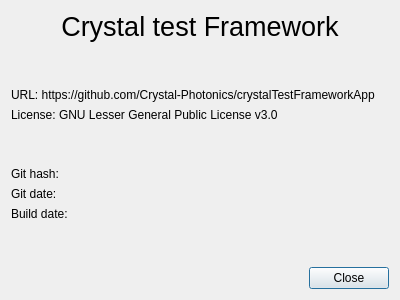
Before: the Qt Designer form src/Windows/infowindow.ui in Crystal-Photonics/crystalTestFrameworkApp, drawn with Qt 5.
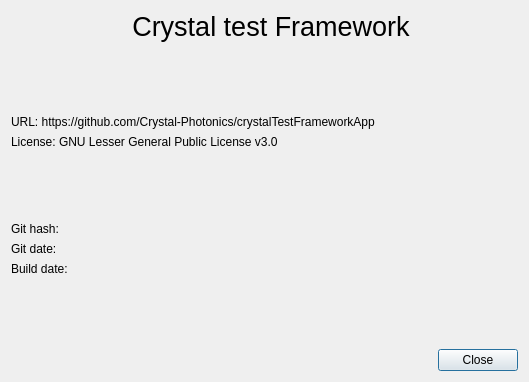
After: the same form once the commit is applied. Icons and pictures are not drawn.

Diff of the .ui file:
```diff
--- a/src/Windows/infowindow.ui
+++ b/src/Windows/infowindow.ui
@@ -6,8 +6,8 @@
    <rect>
     <x>0</x>
     <y>0</y>
-    <width>400</width>
-    <height>300</height>
+    <width>529</width>
+    <height>382</height>
    </rect>
   </property>
   <property name="windowTitle">
@@ -15,6 +15,31 @@
   </property>
   <layout class="QVBoxLayout" name="verticalLayout">
    <item>
+    <layout class="QHBoxLayout" name="horizontalLayout">
+     <item>
+      <spacer name="horizontalSpacer">
+       <property name="orientation">
+        <enum>Qt::Horizontal</enum>
+       </property>
+       <property name="sizeHint" stdset="0">
+        <size>
+         <width>40</width>
+         <height>20</height>
+        </size>
+       </property>
+      </spacer>
+     </item>
+     <item>
+      <widget class="QLabel" name="label_4">
+       <property name="text">
+        <string/>
+       </property>
+       <property name="pixmap">
+        <pixmap resource="../../resources.qrc">:/src/icons/app_icon_128.ico</pixmap>
+       </property>
+      </widget>
+     </item>
+     <item>
     <widget class="QLabel" name="label">
      <property name="font">
       <font>
@@ -30,6 +55,21 @@
     </widget>
    </item>
    <item>
+      <spacer name="horizontalSpacer_2">
+       <property name="orientation">
+        <enum>Qt::Horizontal</enum>
+       </property>
+       <property name="sizeHint" stdset="0">
+        <size>
+         <width>40</width>
+         <height>20</height>
+        </size>
+       </property>
+      </spacer>
+     </item>
+    </layout>
+   </item>
+   <item>
     <spacer name="verticalSpacer_3">
      <property name="orientation">
       <enum>Qt::Vertical</enum>
```
Left out of the diff: 4 changed lines with no effect on the pictures. Lines whose indentation alone changed are shown as unchanged.
